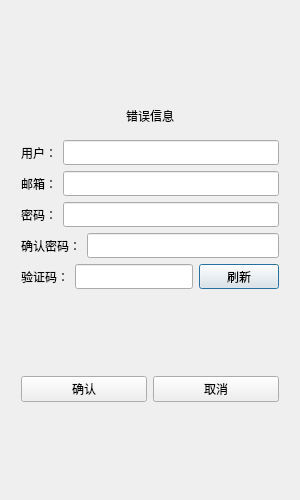
This is registerdialog.ui in RIchard-0209/Instance-Messaging as Qt 5 draws it before an edit. The edited form follows.
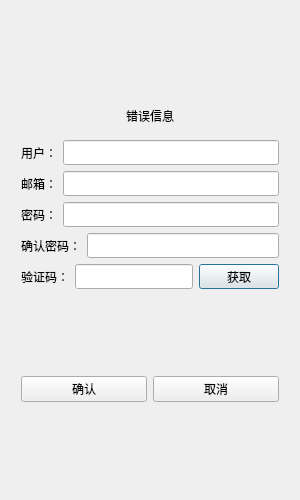
This is the edited form.

Patch:
```diff
--- a/registerdialog.ui
+++ b/registerdialog.ui
@@ -283,7 +283,7 @@
           </size>
          </property>
          <property name="text">
-          <string>刷新</string>
+          <string>获取</string>
          </property>
         </widget>
        </item>
```
